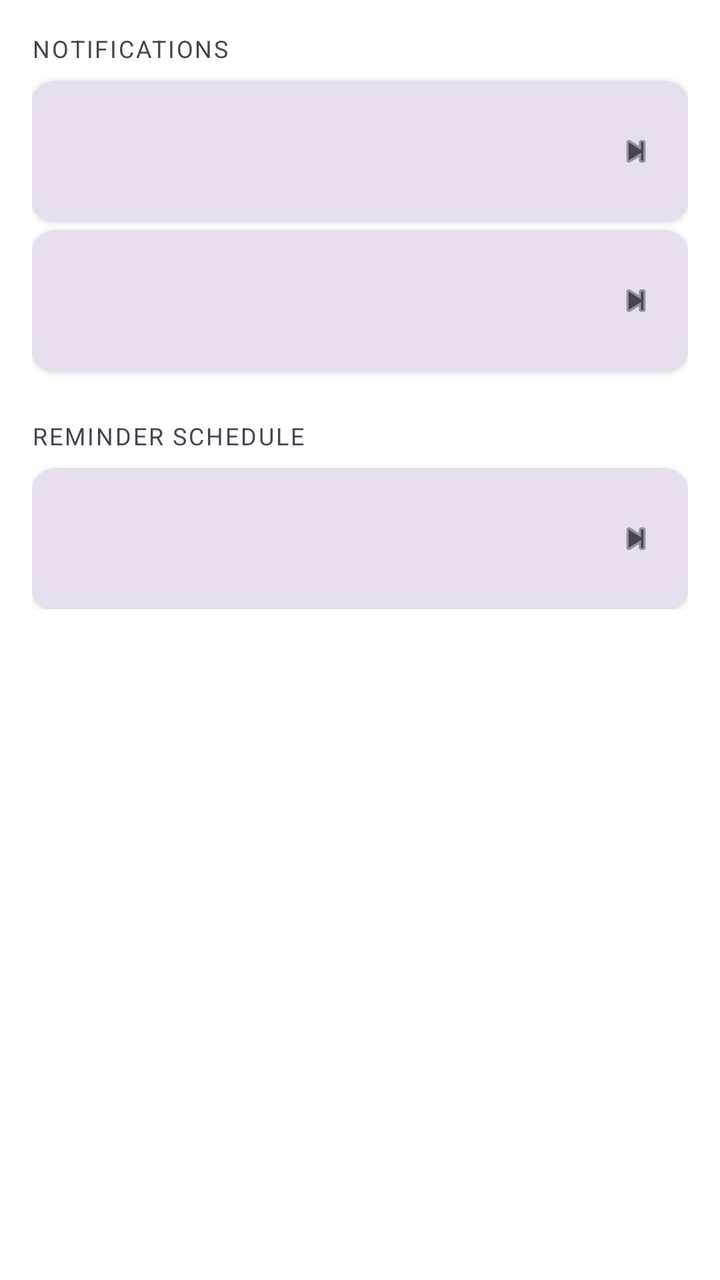
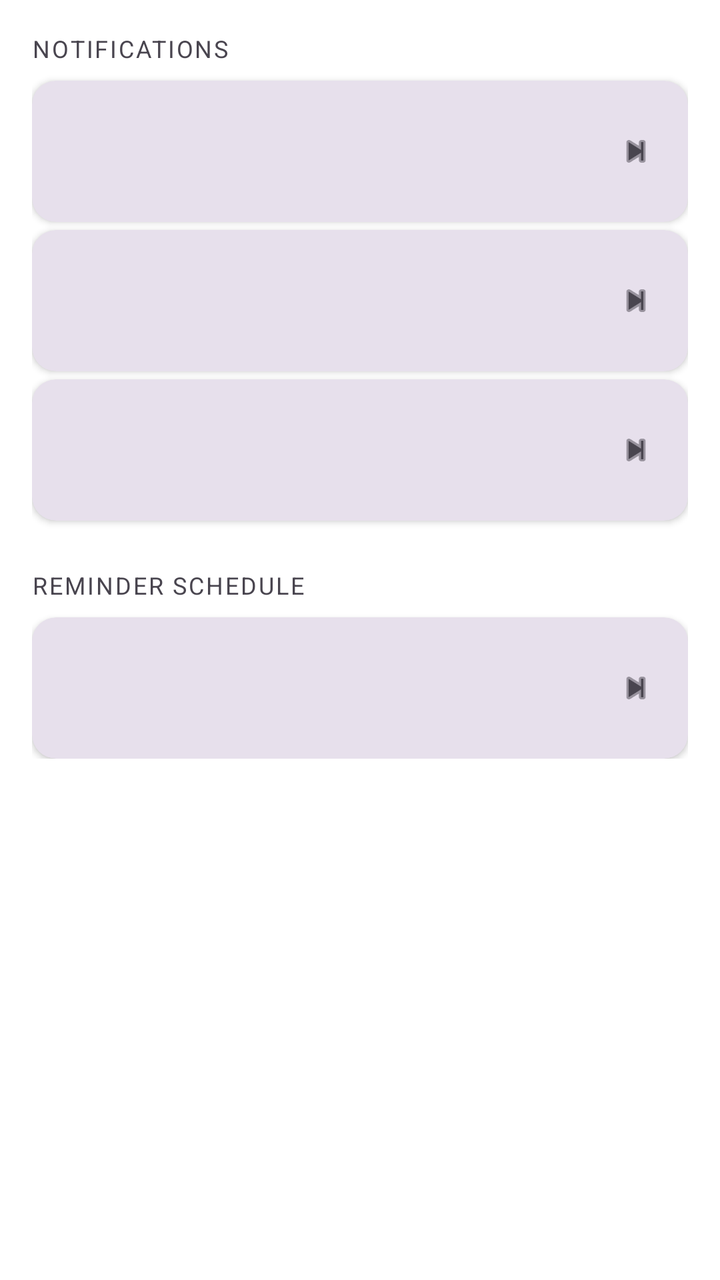

Screens rendered from an Android XML layout before and after an edit, with the pre-edit source and the edit as a unified diff.
<!-- AndroidManifest.xml: application theme Theme.WaterReminder -->
<!-- res/layout/fragment_notifications.xml -->
<?xml version="1.0" encoding="utf-8"?>
<androidx.constraintlayout.widget.ConstraintLayout xmlns:android="http://schemas.android.com/apk/res/android"
    xmlns:app="http://schemas.android.com/apk/res-auto"
    android:layout_width="match_parent"
    android:layout_height="match_parent"
    android:background="@color/page_background">

    <androidx.core.widget.NestedScrollView
        android:layout_width="0dp"
        android:layout_height="0dp"
        app:layout_constraintTop_toTopOf="parent"
        app:layout_constraintBottom_toTopOf="@id/text_app_version"
        app:layout_constraintStart_toStartOf="parent"
        app:layout_constraintEnd_toEndOf="parent">

        <LinearLayout
            android:layout_width="match_parent"
            android:layout_height="wrap_content"
            android:orientation="vertical"
            android:padding="16dp">

            <TextView
                android:layout_width="match_parent"
                android:layout_height="wrap_content"
                android:layout_marginBottom="8dp"
                android:text="@string/settings_section_notifications"
                android:textColor="?attr/colorOnSurfaceVariant"
                android:textSize="12sp"
                android:textAllCaps="true"
                android:letterSpacing="0.08" />

            <include
                android:id="@+id/row_enable_notifications"
                layout="@layout/item_settings_row"
                android:layout_width="match_parent"
                android:layout_height="wrap_content"
                android:layout_marginBottom="2dp" />

            <include
                android:id="@+id/row_stop_on_goal"
                layout="@layout/item_settings_row"
                android:layout_width="match_parent"
                android:layout_height="wrap_content"
                android:layout_marginTop="2dp" />

            
            <TextView
                android:layout_width="match_parent"
                android:layout_height="wrap_content"
                android:layout_marginTop="24dp"
                android:layout_marginBottom="8dp"
                android:text="@string/settings_section_reminder_schedule"
                android:textColor="?attr/colorOnSurfaceVariant"
                android:textSize="12sp"
                android:textAllCaps="true"
                android:letterSpacing="0.08" />

            <include
                android:id="@+id/row_reminder_window"
                layout="@layout/item_settings_row"
                android:layout_width="match_parent"
                android:layout_height="wrap_content" />

        </LinearLayout>

    </androidx.core.widget.NestedScrollView>

    <TextView
        android:id="@+id/text_app_version"
        android:layout_width="wrap_content"
        android:layout_height="wrap_content"
        android:layout_margin="16dp"
        android:textColor="?attr/colorOnSurfaceVariant"
        android:textSize="12sp"
        app:layout_constraintBottom_toBottomOf="parent"
        app:layout_constraintStart_toStartOf="parent" />

</androidx.constraintlayout.widget.ConstraintLayout>
<!-- res/layout/item_settings_row.xml (included above) -->
<?xml version="1.0" encoding="utf-8"?>
<androidx.cardview.widget.CardView xmlns:android="http://schemas.android.com/apk/res/android"
    xmlns:app="http://schemas.android.com/apk/res-auto"
    android:layout_width="match_parent"
    android:layout_height="wrap_content"
    app:cardCornerRadius="12dp"
    app:cardElevation="2dp"
    app:cardBackgroundColor="?attr/colorSurfaceVariant">

    <LinearLayout
        android:id="@+id/row_container"
        android:layout_width="match_parent"
        android:layout_height="wrap_content"
        android:orientation="horizontal"
        android:gravity="center_vertical"
        android:padding="16dp"
        android:background="?attr/selectableItemBackground"
        android:clickable="true"
        android:focusable="true">

        <ImageView
            android:id="@+id/row_icon"
            android:layout_width="24dp"
            android:layout_height="24dp"
            android:layout_marginEnd="16dp"
            android:tint="@color/brand_blue"
            android:importantForAccessibility="no" />

        <LinearLayout
            android:layout_width="0dp"
            android:layout_height="wrap_content"
            android:layout_weight="1"
            android:orientation="vertical">

            <TextView
                android:id="@+id/row_title"
                android:layout_width="wrap_content"
                android:layout_height="wrap_content"
                android:textColor="?attr/colorOnSurface"
                android:textSize="15sp" />

            <TextView
                android:id="@+id/row_subtitle"
                android:layout_width="wrap_content"
                android:layout_height="wrap_content"
                android:layout_marginTop="2dp"
                android:textColor="?attr/colorOnSurfaceVariant"
                android:textSize="12sp" />

        </LinearLayout>

        <ImageView
            android:id="@+id/row_chevron"
            android:layout_width="20dp"
            android:layout_height="20dp"
            android:src="@android:drawable/ic_media_next"
            android:tint="?attr/colorOnSurfaceVariant"
            android:importantForAccessibility="no" />

    </LinearLayout>

</androidx.cardview.widget.CardView>
<!-- resources referenced by this layout -->
<resources>
  <color name="brand_blue">#2196F3</color>
  <color name="page_background">#FFFFFF</color>
  <string name="settings_section_notifications">Notifications</string>
  <string name="settings_section_reminder_schedule">Reminder schedule</string>
  <style name="Theme.WaterReminder" parent="Base.Theme.WaterReminder" />
  <style name="Base.Theme.WaterReminder" parent="Theme.Material3.DayNight.NoActionBar">
          
          
      </style>
</resources>

<!-- the commit's change to res/layout/fragment_notifications.xml (unified diff, before → after) -->
@@ -3,7 +3,7 @@
     xmlns:app="http://schemas.android.com/apk/res-auto"
     android:layout_width="match_parent"
     android:layout_height="match_parent"
-    android:background="@color/page_background">
+    android:background="?attr/pageBackground">
 
     <androidx.core.widget.NestedScrollView
         android:layout_width="0dp"
@@ -34,14 +34,20 @@
                 layout="@layout/item_settings_row"
                 android:layout_width="match_parent"
                 android:layout_height="wrap_content"
-                android:layout_marginBottom="2dp" />
+                android:layout_marginBottom="4dp" />
 
             <include
-                android:id="@+id/row_stop_on_goal"
+                android:id="@+id/row_show_after_goal"
                 layout="@layout/item_settings_row"
                 android:layout_width="match_parent"
                 android:layout_height="wrap_content"
-                android:layout_marginTop="2dp" />
+                android:layout_marginBottom="4dp" />
+
+            <include
+                android:id="@+id/row_quick_log_actions"
+                layout="@layout/item_settings_row"
+                android:layout_width="match_parent"
+                android:layout_height="wrap_content" />
 
             
             <TextView
@@ -128,6 +134,16 @@
 
         </LinearLayout>
 
+        
+        <com.google.android.material.switchmaterial.SwitchMaterial
+            android:id="@+id/row_switch"
+            android:layout_width="wrap_content"
+            android:layout_height="wrap_content"
+            android:layout_marginStart="8dp"
+            android:clickable="false"
+            android:focusable="false"
+            android:visibility="gone" />
+
         <ImageView
             android:id="@+id/row_chevron"
             android:layout_width="20dp"
<!-- resource entries referenced after the edit -->
@@ -2,12 +2,21 @@
 <resources>
   <color name="brand_blue">#2196F3</color>
   <color name="page_background">#FFFFFF</color>
+  <color name="toolbar_background">#1A2535</color>
+  <color name="icon_backdrop_blue">#E3F2FD</color>
+  <color name="white">#FFFFFFFF</color>
+  <color name="quick_remove_bg">#E3F2FD</color>
   <string name="settings_section_notifications">Notifications</string>
   <string name="settings_section_reminder_schedule">Reminder schedule</string>
   <style name="Theme.WaterReminder" parent="Base.Theme.WaterReminder" />
   <style name="Base.Theme.WaterReminder" parent="Theme.Material3.DayNight.NoActionBar">
-          
-          
+          <item name="pageBackground">@color/page_background</item>
+          <item name="toolbarBackground">@color/toolbar_background</item>
+          <item name="iconBackdrop">@color/icon_backdrop_blue</item>
+          <item name="quickAddBackground">@color/brand_blue</item>
+          <item name="quickAddForeground">@color/white</item>
+          <item name="quickRemoveBackground">@color/quick_remove_bg</item>
+          <item name="quickRemoveForeground">@color/brand_blue</item>
       </style>
 </resources>
 
